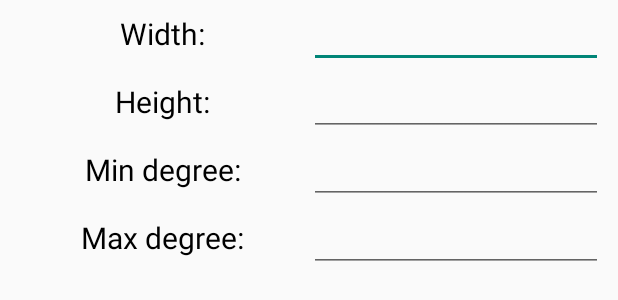
After one commit to andreeastoican/wyliodrin-android-app, an Android app: the layout alert_dialog_properties.xml on its own in the app's theme, with its tools: preview values and no code run, on a phone screen of 412 x 824 dp. The commit adds this screen. Shown: the top 300 px of the screen. Run offline under Robolectric (Android 15) with nearby library versions, the phone set to English and light mode, and no system bars.

Commit message:
alert bar | nu aiseaza bine cand se apleleaza din activitate setLimits si setValue

```diff
--- a/app/src/main/res/layout/activity_new_dashboard.xml
+++ b/app/src/main/res/layout/activity_new_dashboard.xml
@@ -21,6 +21,11 @@
         android:divider="@android:color/transparent"
         android:dividerHeight="0dp"
         android:background="#111" >
+        <Button
+            android:id="@+id/add_thermometer_button"
+            android:layout_width="fill_parent"
+            android:layout_height="wrap_content"
+            android:text="Thermometer"/>
         <Button
             android:id="@+id/button_elem1"
             android:layout_width="fill_parent"
--- /dev/null
+++ b/app/src/main/res/layout/alert_dialog_properties.xml
@@ -0,0 +1,122 @@
+<?xml version="1.0" encoding="utf-8"?>
+<ScrollView
+    xmlns:android="http://schemas.android.com/apk/res/android"
+    android:layout_width="fill_parent"
+    android:layout_height="fill_parent" >
+
+    <LinearLayout
+        android:orientation="vertical"
+        android:layout_width="fill_parent"
+        android:layout_height="fill_parent" >
+
+        <LinearLayout
+            android:orientation="horizontal"
+            android:layout_width="fill_parent"
+            android:layout_height="fill_parent"
+            android:paddingLeft="10dp"
+            android:paddingRight="10dp"
+            android:weightSum="1">
+
+            <TextView
+                android:layout_width="fill_parent"
+                android:layout_height="fill_parent"
+                android:layout_weight=".5"
+                android:textColor="@color/black"
+                android:gravity="center"
+                android:textSize="20sp"
+                android:text="Width:" >
+                <requestFocus />
+            </TextView>
+
+            <EditText
+                android:id="@+id/thermometer_width"
+                android:layout_width="match_parent"
+                android:layout_height="wrap_content"
+                android:inputType="number"
+                android:layout_weight=".5"
+                android:gravity="center"
+                android:maxLength="4"/>
+
+            </LinearLayout>
+
+        <LinearLayout
+            android:orientation="horizontal"
+            android:layout_width="fill_parent"
+            android:layout_height="fill_parent"
+            android:paddingLeft="10dp"
+            android:paddingRight="10dp"
+            android:weightSum="1">
+            <TextView
+                android:layout_width="fill_parent"
+                android:layout_height="fill_parent"
+                android:layout_weight=".5"
+                android:textColor="@color/black"
+                android:gravity="center"
+                android:textSize="20sp"
+                android:text="Height:" />
+
+            <EditText
+
+                android:id="@+id/thermometer_height"
+                android:layout_width="match_parent"
+                android:layout_height="wrap_content"
+                android:inputType="number"
+                android:layout_weight=".5"
+                android:gravity="center"
+                android:maxLength="4" />
+        </LinearLayout>
+
+
+        <LinearLayout
+            android:orientation="horizontal"
+            android:layout_width="fill_parent"
+            android:layout_height="fill_parent"
+            android:paddingLeft="10dp"
+            android:paddingRight="10dp"
+            android:weightSum="1">
+            <TextView
+                android:layout_width="fill_parent"
+                android:layout_height="fill_parent"
+                android:layout_weight=".5"
+                android:textColor="@color/black"
+                android:gravity="center"
+                android:textSize="20sp"
+                android:text="Min degree:" />
+
+            <EditText
+                android:id="@+id/thermometer_min"
+                android:layout_width="match_parent"
+                android:layout_height="wrap_content"
+                android:inputType="number"
+                android:layout_weight=".5"
+                android:gravity="center"
+                android:maxLength="3"/>
+        </LinearLayout>
+
+        <LinearLayout
+            android:orientation="horizontal"
+            android:layout_width="fill_parent"
+            android:layout_height="fill_parent"
+            android:paddingLeft="10dp"
+            android:paddingRight="10dp"
+            android:weightSum="1">
+            <TextView
+                android:layout_width="fill_parent"
+                android:layout_height="fill_parent"
+                android:layout_weight=".5"
+                android:textColor="@color/black"
+                android:gravity="center"
+                android:textSize="20sp"
+                android:text="Max degree:" />
+
+            <EditText
+                android:id="@+id/thermometer_max"
+                android:layout_width="match_parent"
+                android:layout_height="wrap_content"
+                android:inputType="number"
+                android:layout_weight=".5"
+                android:gravity="center"
+                android:maxLength="3" />
+        </LinearLayout>
+    </LinearLayout>
+</ScrollView>
```
Also changed, not shown: app/src/main/java/com/wyliodrin/mobileapp/NewDashboardActivity.java (+85 -0 lines), app/src/main/java/com/wyliodrin/mobileapp/widgets/Thermometer.java (+22 -2 lines), app/src/main/res/layout/fragment_main.xml (+17 -8 lines), app/src/main/res/values/colors.xml (added, +17 -0 lines), app/src/main/res/drawable-mdpi/degree.png (added).
